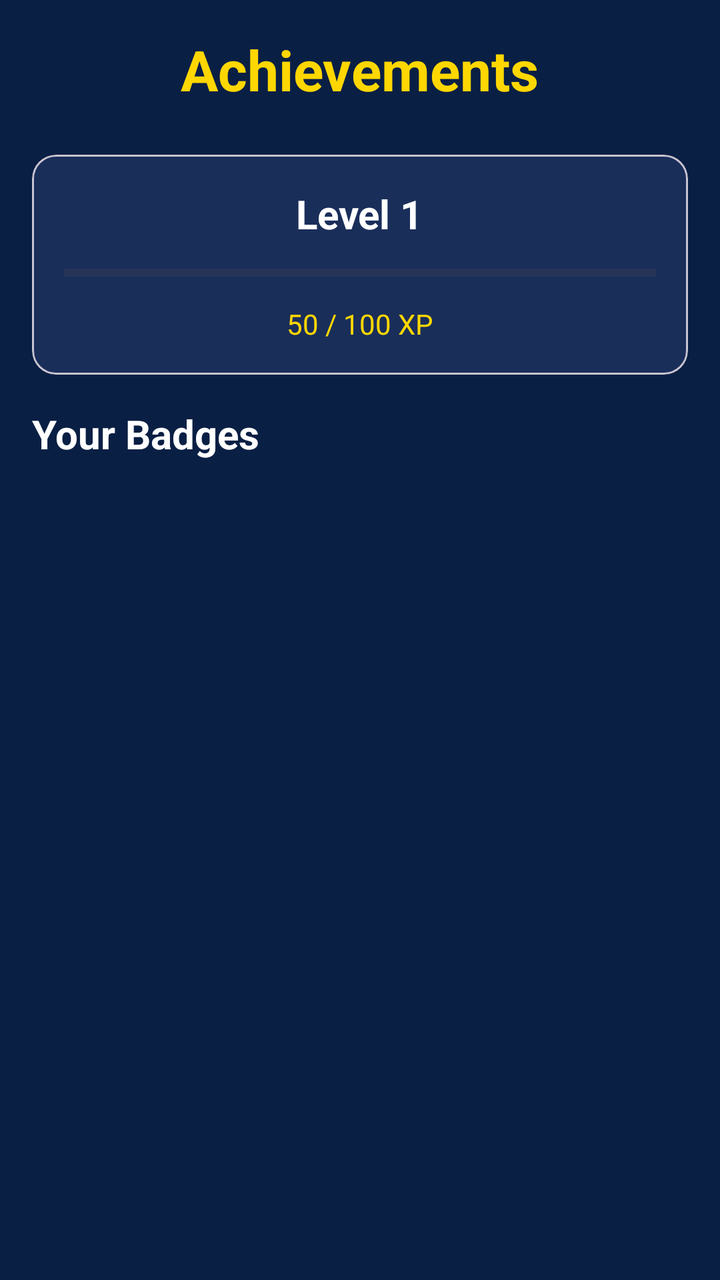
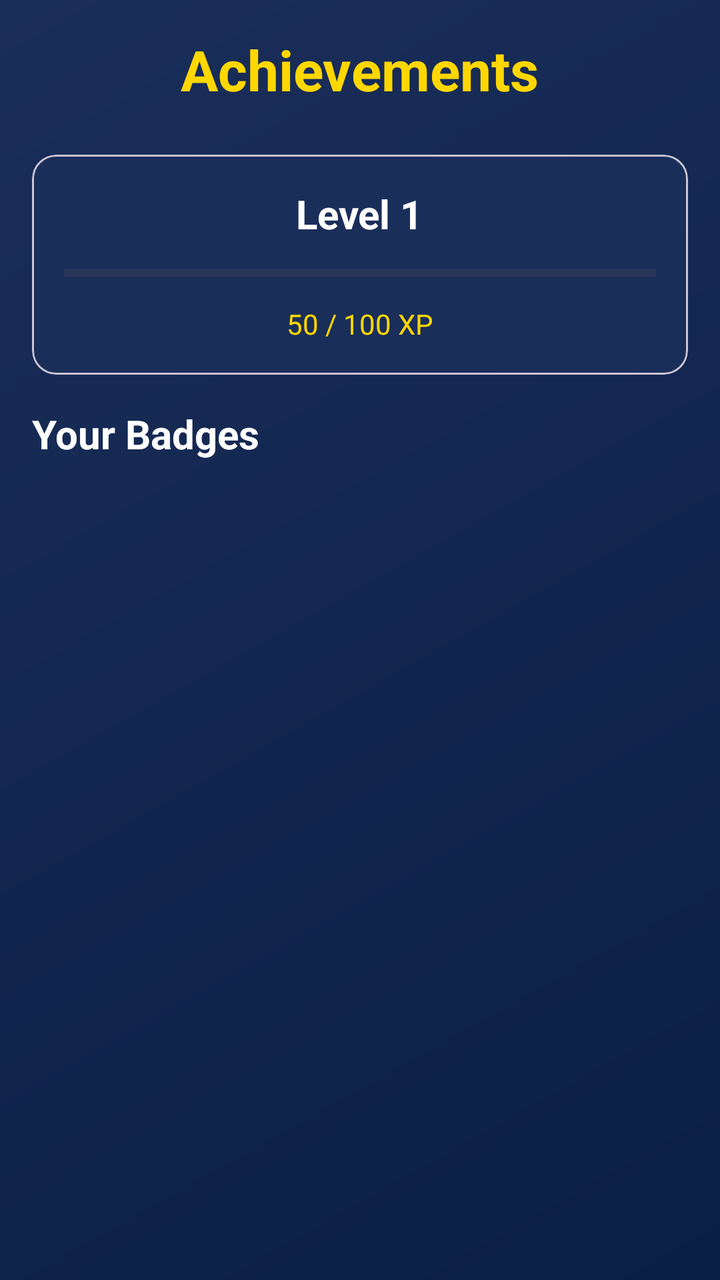

Before-and-after screenshots of an Android layout around one commit, followed by the original layout XML and the change that was made.
<!-- AndroidManifest.xml: application theme Theme.CoinQuest -->
<!-- res/layout/activity_gamification.xml -->
<?xml version="1.0" encoding="utf-8"?>
<ScrollView xmlns:android="http://schemas.android.com/apk/res/android"
    xmlns:app="http://schemas.android.com/apk/res-auto"
    android:layout_width="match_parent"
    android:layout_height="match_parent"
    android:background="#0A1F44">

    <LinearLayout
        android:layout_width="match_parent"
        android:layout_height="wrap_content"
        android:orientation="vertical"
        android:padding="16dp">

        <TextView
            android:layout_width="wrap_content"
            android:layout_height="wrap_content"
            android:text="Achievements"
            style="@style/TextAppearance.CoinQuest.Headline"
            android:layout_gravity="center"
            android:layout_marginBottom="24dp"/>

        <com.google.android.material.card.MaterialCardView
            android:layout_width="match_parent"
            android:layout_height="wrap_content"
            android:layout_marginBottom="16dp"
            app:cardBackgroundColor="#1A2E5A">

            <LinearLayout
                android:layout_width="match_parent"
                android:layout_height="wrap_content"
                android:orientation="vertical"
                android:padding="16dp"
                android:gravity="center">

                <TextView
                    android:id="@+id/tvLevel"
                    android:layout_width="wrap_content"
                    android:layout_height="wrap_content"
                    android:text="Level 1"
                    style="@style/TextAppearance.CoinQuest.Title"/>

                <ProgressBar
                    android:id="@+id/pbXp"
                    style="?android:attr/progressBarStyleHorizontal"
                    android:layout_width="match_parent"
                    android:layout_height="wrap_content"
                    android:progressTint="#FFD700"
                    android:layout_marginTop="8dp"
                    android:layout_marginBottom="8dp"/>

                <TextView
                    android:id="@+id/tvXp"
                    android:layout_width="wrap_content"
                    android:layout_height="wrap_content"
                    android:text="50 / 100 XP"
                    android:textColor="#FFD700"/>
            </LinearLayout>
        </com.google.android.material.card.MaterialCardView>

        <TextView
            android:layout_width="wrap_content"
            android:layout_height="wrap_content"
            android:text="Your Badges"
            style="@style/TextAppearance.CoinQuest.Title"
            android:layout_marginBottom="8dp"/>

        <androidx.recyclerview.widget.RecyclerView
            android:id="@+id/rvBadges"
            android:layout_width="match_parent"
            android:layout_height="wrap_content"
            app:layoutManager="androidx.recyclerview.widget.GridLayoutManager"
            app:spanCount="3"/>

    </LinearLayout>
</ScrollView>
<!-- resources referenced by this layout -->
<resources>
  <style name="TextAppearance.CoinQuest.Headline" parent="TextAppearance.Material3.HeadlineLarge">
          <item name="android:textSize">@dimen/text_size_headline</item>
          <item name="android:textStyle">bold</item>
          <item name="android:textColor">@color/gold</item>
      </style>
  <style name="TextAppearance.CoinQuest.Title" parent="TextAppearance.Material3.TitleLarge">
          <item name="android:textSize">@dimen/text_size_title</item>
          <item name="android:textStyle">bold</item>
          <item name="android:textColor">@color/white</item>
      </style>
  <style name="Theme.CoinQuest" parent="Base.Theme.CoinQuest" />
  <dimen name="text_size_headline">28sp</dimen>
  <color name="gold">#FFD700</color>
  <dimen name="text_size_title">20sp</dimen>
  <color name="white">#FFFFFF</color>
  <style name="Base.Theme.CoinQuest" parent="Theme.Material3.DayNight.NoActionBar">
          <item name="colorPrimary">@color/gold</item>
          <item name="colorOnPrimary">@color/navy</item>
          <item name="android:statusBarColor">@color/navy</item>
          <item name="android:windowBackground">@drawable/bg_main_gradient</item>
  
          
          <item name="textAppearanceHeadlineLarge">@style/TextAppearance.CoinQuest.Headline</item>
          <item name="textAppearanceTitleLarge">@style/TextAppearance.CoinQuest.Title</item>
          <item name="textAppearanceBodyLarge">@style/TextAppearance.CoinQuest.Body</item>
  
          
          <item name="materialButtonStyle">@style/Widget.CoinQuest.Button</item>
      </style>
  <color name="navy">#0A1F44</color>
  <!-- drawable bg_main_gradient (drawable) -->
  <?xml version="1.0" encoding="utf-8"?>
  <shape xmlns:android="http://schemas.android.com/apk/res/android"
      android:shape="rectangle">
      <gradient
          android:startColor="#0A1F44"
          android:endColor="#1A2E5A"
          android:angle="135" />
  </shape>
  <style name="TextAppearance.CoinQuest.Body" parent="TextAppearance.Material3.BodyLarge">
          <item name="android:textSize">@dimen/text_size_body</item>
          <item name="android:textStyle">normal</item>
          <item name="android:textColor">@color/white</item>
      </style>
  <style name="Widget.CoinQuest.Button" parent="Widget.Material3.Button">
          <item name="android:insetTop">0dp</item>
          <item name="android:insetBottom">0dp</item>
          <item name="shapeAppearanceOverlay">@style/ShapeAppearance.CoinQuest.Button</item>
          <item name="android:textAllCaps">false</item>
          <item name="android:textStyle">bold</item>
          <item name="android:letterSpacing">0.05</item>
      </style>
  <dimen name="text_size_body">16sp</dimen>
  <style name="ShapeAppearance.CoinQuest.Button" parent="">
          <item name="cornerSize">12dp</item>
      </style>
</resources>

<!-- the commit's change to res/layout/activity_gamification.xml (unified diff, before → after) -->
@@ -2,8 +2,7 @@
 <ScrollView xmlns:android="http://schemas.android.com/apk/res/android"
     xmlns:app="http://schemas.android.com/apk/res-auto"
     android:layout_width="match_parent"
-    android:layout_height="match_parent"
-    android:background="#0A1F44">
+    android:layout_height="match_parent">
 
     <LinearLayout
         android:layout_width="match_parent"
<!-- resource entries referenced after the edit -->
@@ -20,6 +20,9 @@
           <item name="colorOnPrimary">@color/navy</item>
           <item name="android:statusBarColor">@color/navy</item>
           <item name="android:windowBackground">@drawable/bg_main_gradient</item>
+  
+          
+          <item name="android:windowActivityTransitions">true</item>
   
           
           <item name="textAppearanceHeadlineLarge">@style/TextAppearance.CoinQuest.Headline</item>
